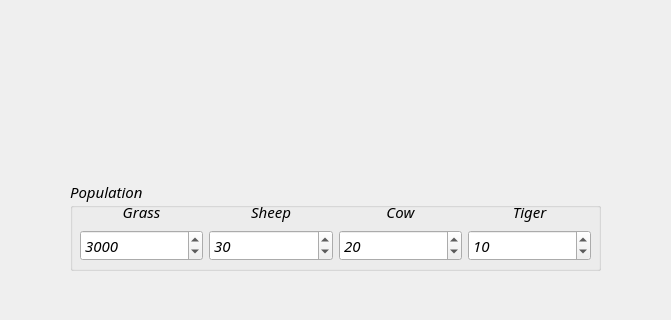
Qt form widget.ui (Bei-yuan-qian-jing/DataStructureProject) before a commit; both pictures show x 0 to 671 and y 480 to 800 of the 1000 by 800 pixel window.
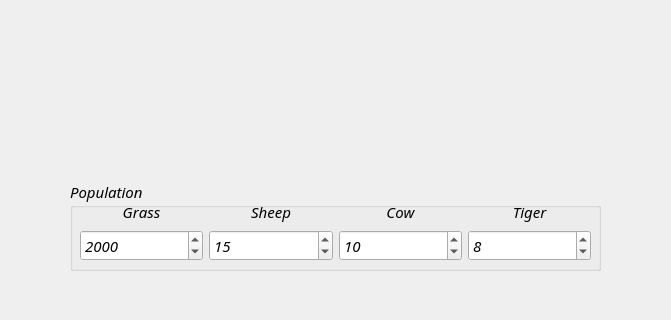
The same form after that commit.

Patch:
```diff
--- a/widget.ui
+++ b/widget.ui
@@ -148,7 +148,7 @@
         <number>5000</number>
        </property>
        <property name="value">
-        <number>3000</number>
+        <number>2000</number>
        </property>
       </widget>
      </item>
@@ -158,7 +158,7 @@
         <number>301</number>
        </property>
        <property name="value">
-        <number>10</number>
+        <number>8</number>
        </property>
       </widget>
      </item>
@@ -188,7 +188,7 @@
         <number>1000</number>
        </property>
        <property name="value">
-        <number>20</number>
+        <number>10</number>
        </property>
       </widget>
      </item>
@@ -198,7 +198,7 @@
         <number>1000</number>
        </property>
        <property name="value">
-        <number>30</number>
+        <number>15</number>
        </property>
       </widget>
      </item>
```
